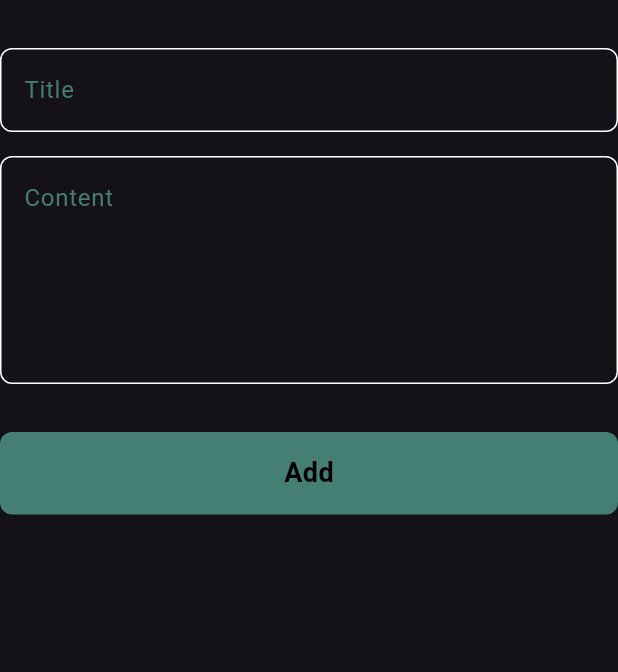
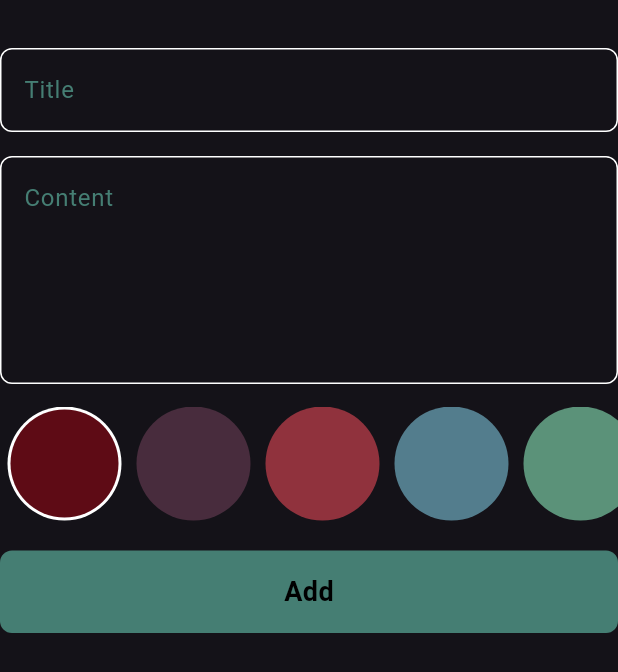
Before and after one commit to esraamahmoud7/NOtes_App, a Flutter app: the AddNoteForm widget shown alone on an empty page, opened directly, on a phone screen of 412 x 824 dp. Shown: the top 672 px of the screen. Run offline on Flutter 3.47's test engine with Material 3 defaults, Android fonts, the phone set to English and light mode, and no system bars; our stand-ins replace bloc, flutter_bloc, hive, hive_flutter; accounts and stored records are empty; Roboto replaces fonts that are missing (assets/Poppins-Regular.ttf).

Commit message:
Create Colors List

```diff
--- /dev/null
+++ b/lib/widgets/ColorsWidget.dart
@@ -0,0 +1,72 @@
+import 'package:flutter/material.dart';
+
+
+class ColorItem extends StatelessWidget {
+  const ColorItem({super.key, required this.isActive, required this.color});
+
+  final bool isActive;
+  final Color color;
+  @override
+  Widget build(BuildContext context) {
+    return isActive ?
+     CircleAvatar(
+      radius: 38,
+      backgroundColor: Colors.white,
+      child: CircleAvatar(
+        radius: 36,
+        backgroundColor: color,
+      ),
+    )  : CircleAvatar(
+      radius: 38,
+      backgroundColor: color,
+    );
+  }
+}
+
+class ColorListView extends StatefulWidget {
+  const ColorListView({super.key, });
+
+  @override
+  State<ColorListView> createState() => _ColorListViewState();
+}
+
+class _ColorListViewState extends State<ColorListView> {
+  int currentIndex=0;
+  List<Color> Colors=[
+    Color(0xff5E0B15),
+    Color(0xff482C3D),
+    Color(0xff90323D),
+    Color(0xff537D8D),
+    Color(0xff5B9279),
+    Color(0xff8C7A6B),
+    Color(0xffEAE6E5)
+  ];
+  @override
+  Widget build(BuildContext context) {
+    return SizedBox(
+      height: 2 * 38,
+
+      child: ListView.builder
+        (
+          itemCount: Colors.length,
+          scrollDirection: Axis.horizontal,
+          itemBuilder: (context,index)
+          {
+            return Padding(
+              padding: const EdgeInsets.symmetric(horizontal: 5.0),
+              child: GestureDetector
+                (
+                onTap: ()
+                  {
+                    currentIndex = index;
+                    setState(() {});
+                  },
+                  child: ColorItem(color: Colors[index] ,isActive: currentIndex == index,
+                  )
+              ),
+            );
+          }
+      ),
+    );
+  }
+}
--- a/lib/widgets/add_note_form.dart
+++ b/lib/widgets/add_note_form.dart
@@ -5,6 +5,7 @@ import 'package:notesapp/cubits/add_note_cubit/Add_Notes_Cubit.dart';
 
 import '../Models/note_model.dart';
 import '../cubits/add_note_cubit/add_notes_states.dart';
+import 'ColorsWidget.dart';
 import 'CustomButton.dart';
 import 'Custom_Text_Field.dart';
 
@@ -24,6 +25,7 @@ class _AddNoteFormState extends State<AddNoteForm> {
   AutovalidateMode autoValidateMode = AutovalidateMode.disabled;
   String? title, subTitle;
 
+
   @override
   Widget build(BuildContext context) {
     return Form(
@@ -39,7 +41,9 @@ class _AddNoteFormState extends State<AddNoteForm> {
           CustomText(hint: "Content", onSaved: (value) {
             subTitle = value;
           }, maxLine: 5,),
-          const SizedBox(height: 32,),
+          SizedBox(height: 15,),
+          ColorListView(),
+          const SizedBox(height: 20,),
           BlocBuilder<AddNoteCubit, AddNoteStates>(
             builder: (context, state) {
               return CustomButton(
```
